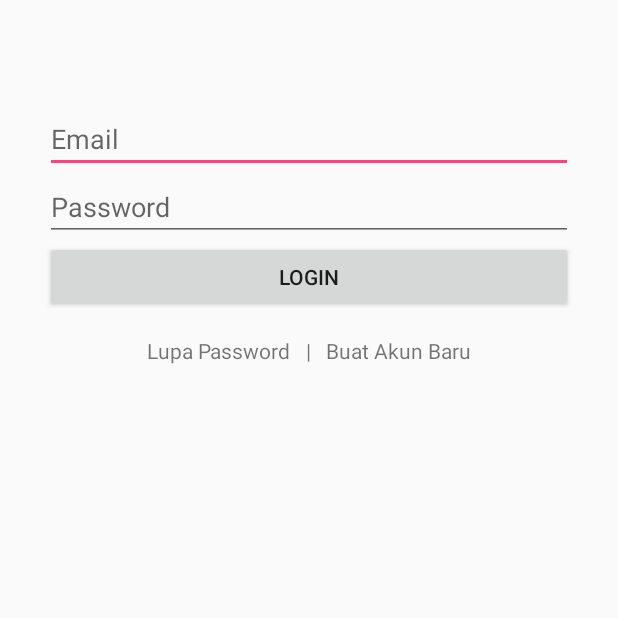
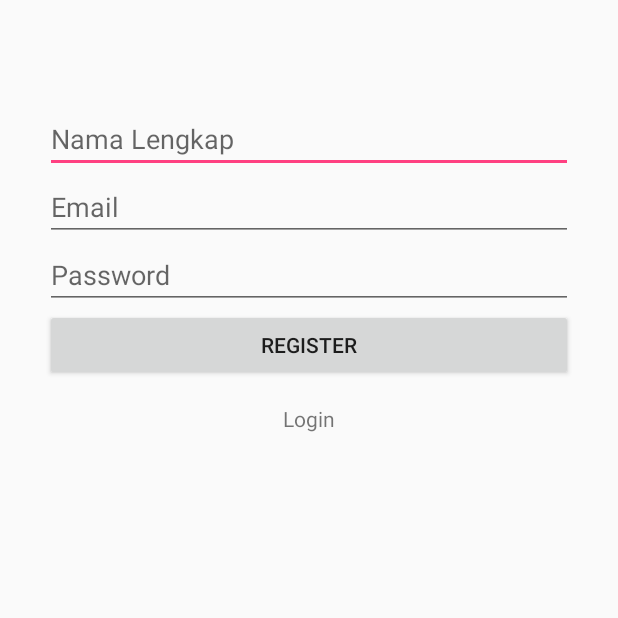
Before and after one commit to windupurnomo/kejaksaan, an Android app: the screen it shows after launch (MainActivity before the commit, RegisterActivity after it), after a tap on "Buat Akun Baru", on a phone screen of 412 x 824 dp, the top half of it. Run offline under Robolectric (Android 15) with nearby library versions, the phone set to English and light mode, and no system bars.

Commit message:
register activity

```diff
--- a/app/src/main/AndroidManifest.xml
+++ b/app/src/main/AndroidManifest.xml
@@ -15,11 +15,16 @@
                 android:theme="@style/AppTheme.NoActionBar">
             <intent-filter>
                 <action android:name="android.intent.action.MAIN"/>
-
                 <category android:name="android.intent.category.LAUNCHER"/>
             </intent-filter>
         </activity>
-        <activity android:name=".ForgotPasswordActivity">
+        <activity
+                android:theme="@style/AppTheme.NoActionBar"
+                android:name=".ForgotPasswordActivity">
+        </activity>
+        <activity
+                android:theme="@style/AppTheme.NoActionBar"
+                android:name=".RegisterActivity">
         </activity>
     </application>
 
--- a/app/src/main/java/id/zcode/android/bingo/MainActivity.java
+++ b/app/src/main/java/id/zcode/android/bingo/MainActivity.java
@@ -24,6 +24,7 @@ public class MainActivity extends AppCompatActivity {
     }
 
     public void onRegister(View view) {
-        Toast.makeText(this, "Klik text buat akun baru", Toast.LENGTH_SHORT).show();
+        Intent intent = new Intent(this, RegisterActivity.class);
+        startActivity(intent);
     }
 }
--- /dev/null
+++ b/app/src/main/java/id/zcode/android/bingo/RegisterActivity.java
@@ -0,0 +1,22 @@
+package id.zcode.android.bingo;
+
+import android.os.Bundle;
+import android.support.v7.app.AppCompatActivity;
+import android.view.View;
+
+public class RegisterActivity extends AppCompatActivity {
+
+    @Override
+    protected void onCreate(Bundle savedInstanceState) {
+        super.onCreate(savedInstanceState);
+        setContentView(R.layout.activity_register);
+    }
+
+    public void onRegister(View view) {
+
+    }
+
+    public void onLogin(View view) {
+
+    }
+}
--- /dev/null
+++ b/app/src/main/res/layout/activity_register.xml
@@ -0,0 +1,45 @@
+<?xml version="1.0" encoding="utf-8"?>
+<LinearLayout
+        xmlns:android="http://schemas.android.com/apk/res/android"
+        android:layout_width="match_parent"
+        android:layout_height="match_parent"
+        android:layout_marginLeft="30dp"
+        android:layout_marginRight="30dp"
+        android:layout_marginTop="70dp"
+        android:orientation="vertical">
+
+    <EditText
+            android:hint="Nama Lengkap"
+            android:inputType="textEmailAddress"
+            android:layout_width="match_parent"
+            android:layout_height="wrap_content"/>
+    <EditText
+            android:hint="Email"
+            android:inputType="textEmailAddress"
+            android:layout_width="match_parent"
+            android:layout_height="wrap_content"/>
+    <EditText
+            android:hint="Password"
+            android:inputType="textPassword"
+            android:layout_width="match_parent"
+            android:layout_height="wrap_content"/>
+    <Button
+            android:text="Register"
+            android:onClick="onRegister"
+            android:layout_width="match_parent"
+            android:layout_height="wrap_content"/>
+
+    <LinearLayout
+            android:orientation="horizontal"
+            android:gravity="center"
+            android:layout_marginTop="15dp"
+            android:layout_width="match_parent"
+            android:layout_height="wrap_content">
+        <TextView
+                android:text="Login"
+                android:onClick="onLogin"
+                android:layout_width="wrap_content"
+                android:layout_height="wrap_content"/>
+    </LinearLayout>
+
+</LinearLayout>
```
